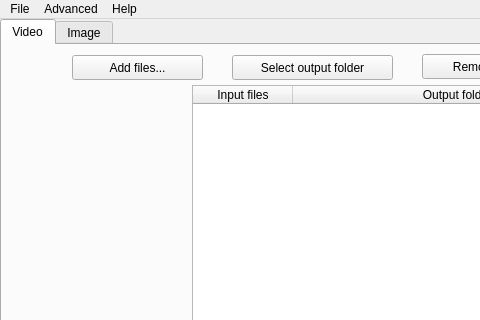
This is GUI/MainWindow.ui in willfurnass/video4fuze as Qt 5 draws it before an edit; both pictures show x 0 to 480 and y 0 to 320 of the 643 by 456 pixel window. The edited form follows.
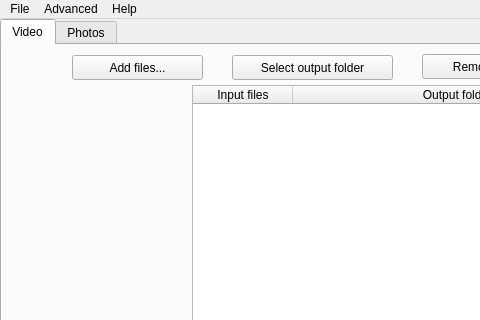
This is the edited form. Icons and pictures are not drawn.

Patch:
```diff
--- a/GUI/MainWindow.ui
+++ b/GUI/MainWindow.ui
@@ -185,7 +185,7 @@
     </widget>
     <widget class="QWidget" name="Image">
      <attribute name="title">
-      <string>Image</string>
+      <string>Photos</string>
      </attribute>
      <widget class="QLabel" name="label_2">
       <property name="geometry">
```
